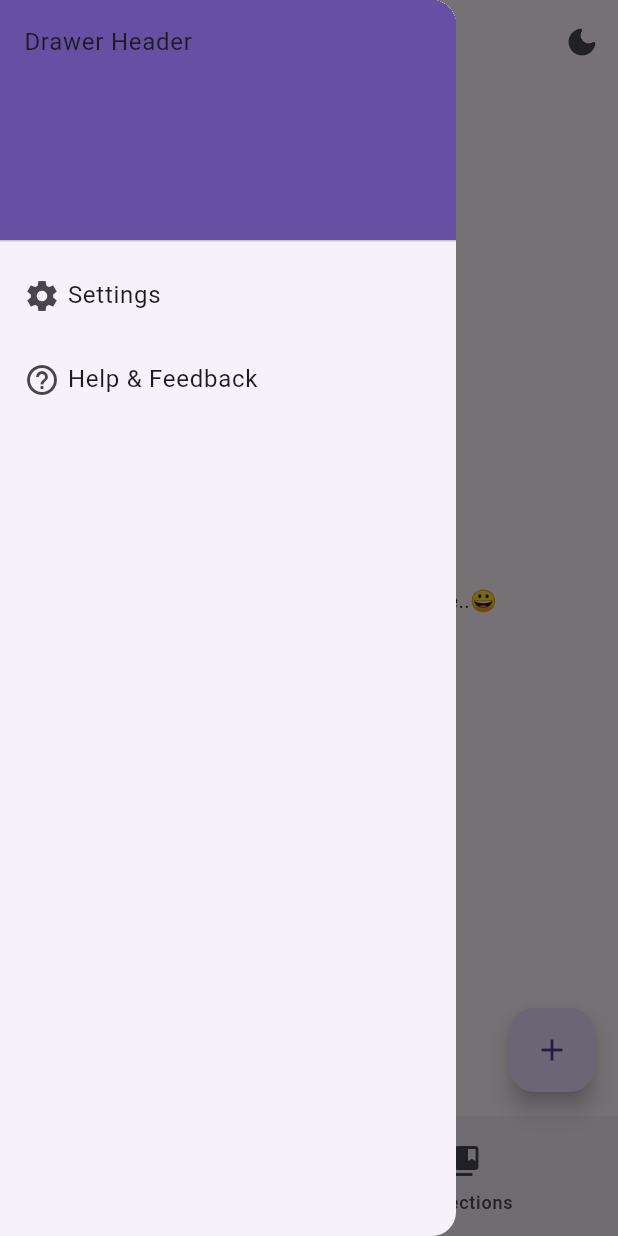
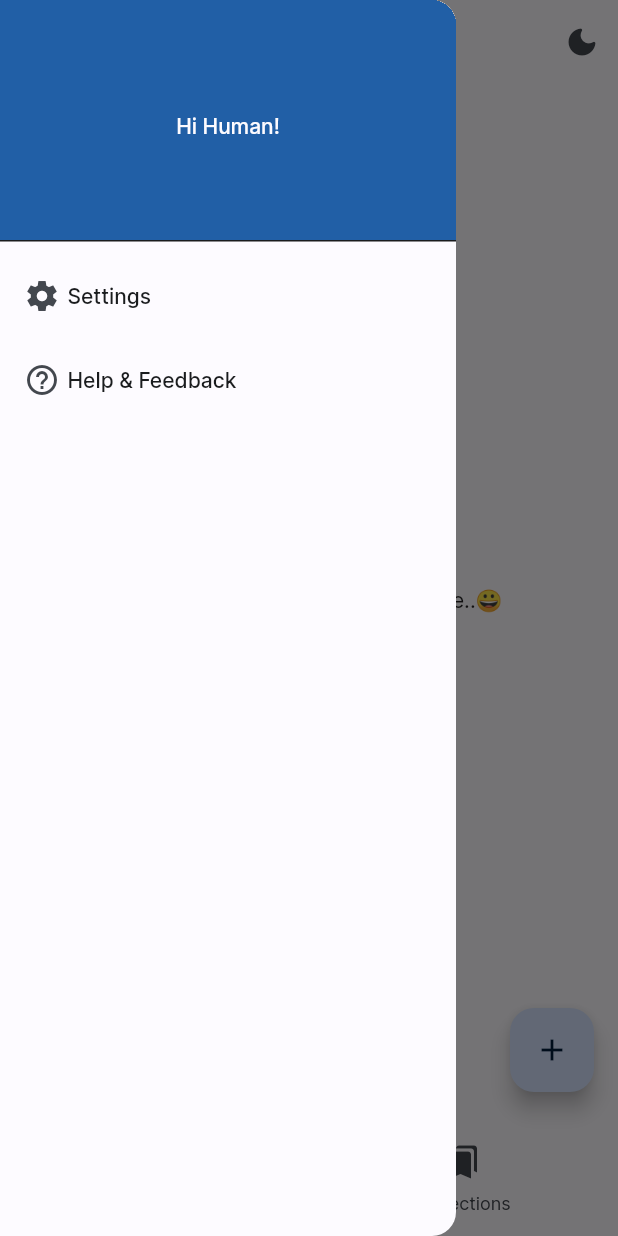
Before and after one commit to rajenderK7/memit, a Flutter app: the screen it shows after launch, with the side drawer open, on a phone screen of 412 x 824 dp. Run offline on Flutter 3.47's test engine with Material 2 defaults, Android fonts, the phone set to English and light mode, and no system bars; our stand-ins replace flutter_riverpod, go_router, google_fonts, share_plus, shared_preferences, sqflite; missing offline and left inert: flutter_quill, flutter_quill_extensions; accounts and stored records are empty.

Commit message:
Feat: Color scheme and fonts

```diff
--- a/lib/main.dart
+++ b/lib/main.dart
@@ -1,11 +1,14 @@
 import 'package:flutter/material.dart';
 import 'package:flutter_riverpod/flutter_riverpod.dart';
+import 'package:google_fonts/google_fonts.dart';
+import 'package:memit/shared/color_schemes.g.dart';
 import 'package:memit/shared/constants.dart';
 import 'package:memit/utils/dark_theme_provider.dart';
 import 'package:memit/utils/routes.dart';
 
 void main() {
   WidgetsFlutterBinding.ensureInitialized();
+  GoogleFonts.config.allowRuntimeFetching = false;
   runApp(const ProviderScope(child: MemitApp()));
 }
 
@@ -18,11 +21,18 @@ class MemitApp extends ConsumerWidget {
     return MaterialApp.router(
       title: Constants.appName,
       debugShowCheckedModeBanner: false,
-      theme: ThemeData(
+      theme: ThemeData.from(
+        colorScheme: lightColorScheme,
         useMaterial3: true,
-        primarySwatch: Colors.orange,
+        textTheme: GoogleFonts.interTextTheme(Theme.of(context).textTheme),
       ),
-      darkTheme: ThemeData.dark(useMaterial3: true),
+      darkTheme: ThemeData.from(
+        colorScheme: darkColorScheme,
+        useMaterial3: true,
+        textTheme: GoogleFonts.interTextTheme(Theme.of(context)
+            .textTheme
+            .apply(bodyColor: Theme.of(context).colorScheme.onPrimary)),
+      ),
       themeMode: darkMode ? ThemeMode.dark : ThemeMode.light,
       routerConfig: router,
     );
--- a/lib/pages/collections_page.dart
+++ b/lib/pages/collections_page.dart
@@ -28,6 +28,7 @@ class _CollectionsPageState extends ConsumerState<CollectionsPage> {
           content: TextField(
             controller: _collectionController,
             autofocus: true,
+            textCapitalization: TextCapitalization.words,
           ),
           actions: [
             TextButton(
@@ -98,7 +99,7 @@ class _CollectionsPageState extends ConsumerState<CollectionsPage> {
             height: 10,
           ),
           ElevatedButton.icon(
-            icon: const Icon(Icons.library_add),
+            icon: const Icon(Icons.add_box),
             onPressed: () {
               _showCreateCollectionDialog(context);
             },
@@ -126,7 +127,7 @@ class _CollectionsPageState extends ConsumerState<CollectionsPage> {
                               "/collectionNotes/${collection.id}/${collection.title}");
                         },
                         child: ListTile(
-                          leading: const Icon(Icons.note),
+                          leading: const Icon(Icons.bookmark),
                           title: Text(collection.title),
                           trailing: IconButton(
                             onPressed: () {
--- a/lib/pages/home_page.dart
+++ b/lib/pages/home_page.dart
@@ -11,20 +11,24 @@ final notesProvider = StateNotifierProvider<NotesNotifier, List<Note>>((ref) {
 class HomePage extends ConsumerWidget {
   const HomePage({super.key});
 
+  // TODO: Implement `Search` functionality.
+
   @override
   Widget build(BuildContext context, WidgetRef ref) {
     final notes = ref.watch(notesProvider);
     return notes.isEmpty
         ? const Center(child: Text("Add notes, todos, scripts and more..😀"))
-        : Padding(
-            padding: const EdgeInsets.only(top: 8.0),
-            child: ListView.builder(
-              itemCount: notes.length,
-              itemBuilder: (context, index) {
-                Note note = notes[index];
-                return NoteCard(note: note);
-              },
-            ),
+        : ListView.builder(
+            itemCount: notes.length,
+            itemBuilder: (context, index) {
+              Note note = notes[index];
+              return Padding(
+                padding: index == 0
+                    ? const EdgeInsets.only(top: 2.0)
+                    : const EdgeInsets.all(0.0),
+                child: NoteCard(note: note),
+              );
+            },
           );
   }
 }
--- /dev/null
+++ b/lib/utils/user_info_provider.dart
@@ -0,0 +1,22 @@
+import 'package:flutter_riverpod/flutter_riverpod.dart';
+import 'package:shared_preferences/shared_preferences.dart';
+
+final userInfoProvider =
+    StateNotifierProvider<UserInfoNotifer, String>((ref) => UserInfoNotifer());
+
+class UserInfoNotifer extends StateNotifier<String> {
+  UserInfoNotifer() : super("") {
+    loadPrefs();
+  }
+
+  void loadPrefs() async {
+    final prefs = await SharedPreferences.getInstance();
+    state = prefs.getString("username") ?? "Human";
+  }
+
+  void updateUsername(String username) async {
+    final prefs = await SharedPreferences.getInstance();
+    prefs.setString("username", username);
+    loadPrefs();
+  }
+}
--- a/lib/widgets/bottom_navbar.dart
+++ b/lib/widgets/bottom_navbar.dart
@@ -42,7 +42,7 @@ class BottomNavbar extends StatelessWidget {
         NavigationDestination(
           label: "Collections",
           icon: Icon(
-            Icons.collections_bookmark,
+            Icons.bookmarks,
           ),
           tooltip: "Collections",
         ),
--- a/lib/widgets/memit_drawer.dart
+++ b/lib/widgets/memit_drawer.dart
@@ -1,5 +1,7 @@
 import 'package:flutter/material.dart';
+import 'package:flutter_riverpod/flutter_riverpod.dart';
 import 'package:go_router/go_router.dart';
+import 'package:memit/utils/user_info_provider.dart';
 
 class MemitDrawer extends StatelessWidget {
   const MemitDrawer({
@@ -16,7 +18,17 @@ class MemitDrawer extends StatelessWidget {
             decoration: BoxDecoration(
               color: Theme.of(context).colorScheme.primary,
             ),
-            child: const Text('Drawer Header'),
+            child: Consumer(
+              builder: (context, ref, child) {
+                final username = ref.watch(userInfoProvider);
+                return Center(
+                    child: Text(
+                  'Hi $username!',
+                  style:
+                      TextStyle(color: Theme.of(context).colorScheme.surface),
+                ));
+              },
+            ),
           ),
           ListTile(
             horizontalTitleGap: 5,
```
Also changed, not shown: lib/db/db_helper.dart (+6 -2 lines), lib/pages/create_page.dart (+14 -5 lines), lib/pages/settings_page.dart (+75 -3 lines), lib/widgets/note_card.dart (+13 -10 lines), pubspec.yaml (+7 -11 lines), fonts/Inter-Medium.ttf (added), fonts/Inter-Regular.ttf (added), lib/shared/color_schemes.g.dart (added), pubspec.lock.
